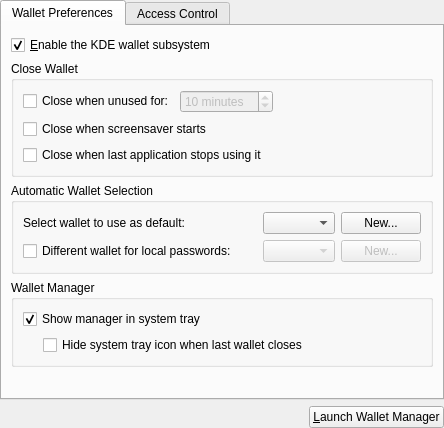
Above: src/konfigurator/walletconfigwidget.ui from KDE/kwalletmanager before the change. Below: the same form after it.
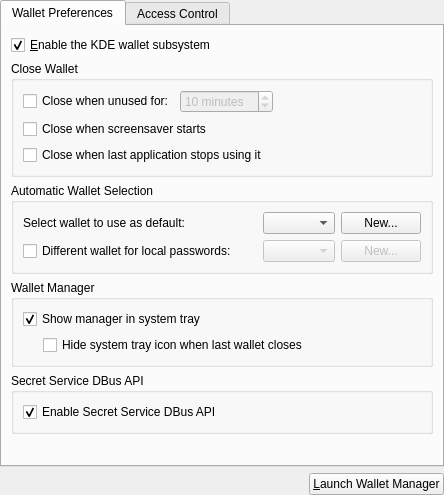
That is the form after the change.

Commit message:
konfigurator: add ability to enable or disable Secret Service API
Add group with a single checkbox to enable or disable
Secret Service DBus API.

```diff
--- a/src/konfigurator/walletconfigwidget.ui
+++ b/src/konfigurator/walletconfigwidget.ui
@@ -257,6 +257,41 @@
          </layout>
         </widget>
        </item>
+       <item>
+        <widget class="QGroupBox" name="groupBox5">
+         <property name="title">
+          <string>Secret Service DBus API</string>
+         </property>
+         <layout class="QVBoxLayout">
+          <item>
+           <widget class="QCheckBox" name="_secretServiceAPI">
+            <property name="text">
+             <string>Enable Secret Service DBus API</string>
+            </property>
+            <property name="checked">
+             <bool>true</bool>
+            </property>
+           </widget>
+          </item>
+          <item>
+           <spacer>
+            <property name="orientation">
+             <enum>Qt::Horizontal</enum>
+            </property>
+            <property name="sizeType">
+             <enum>QSizePolicy::Fixed</enum>
+            </property>
+            <property name="sizeHint" stdset="0">
+             <size>
+              <width>20</width>
+              <height>0</height>
+             </size>
+            </property>
+           </spacer>
+          </item>
+         </layout>
+        </widget>
+       </item>
        <item>
         <spacer>
          <property name="orientation">
```
Left out of the diff: 16 changed lines with no effect on the pictures. The commit also changes 1 other file.
